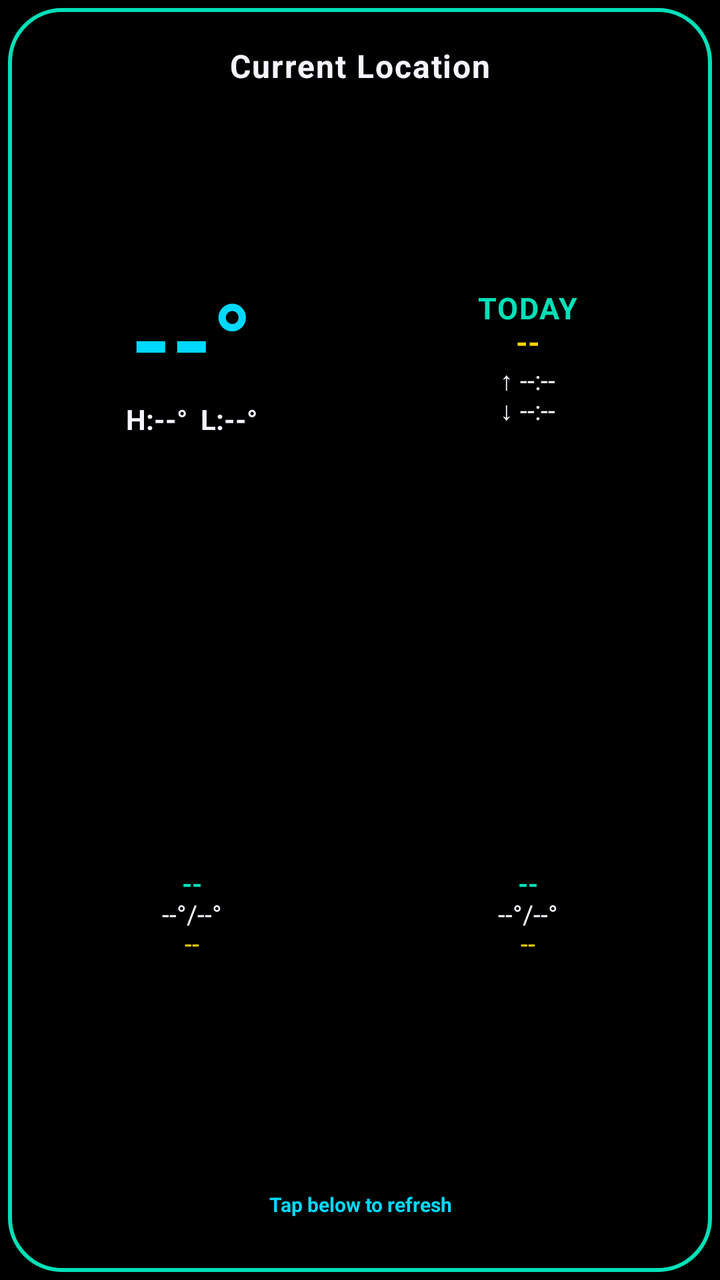
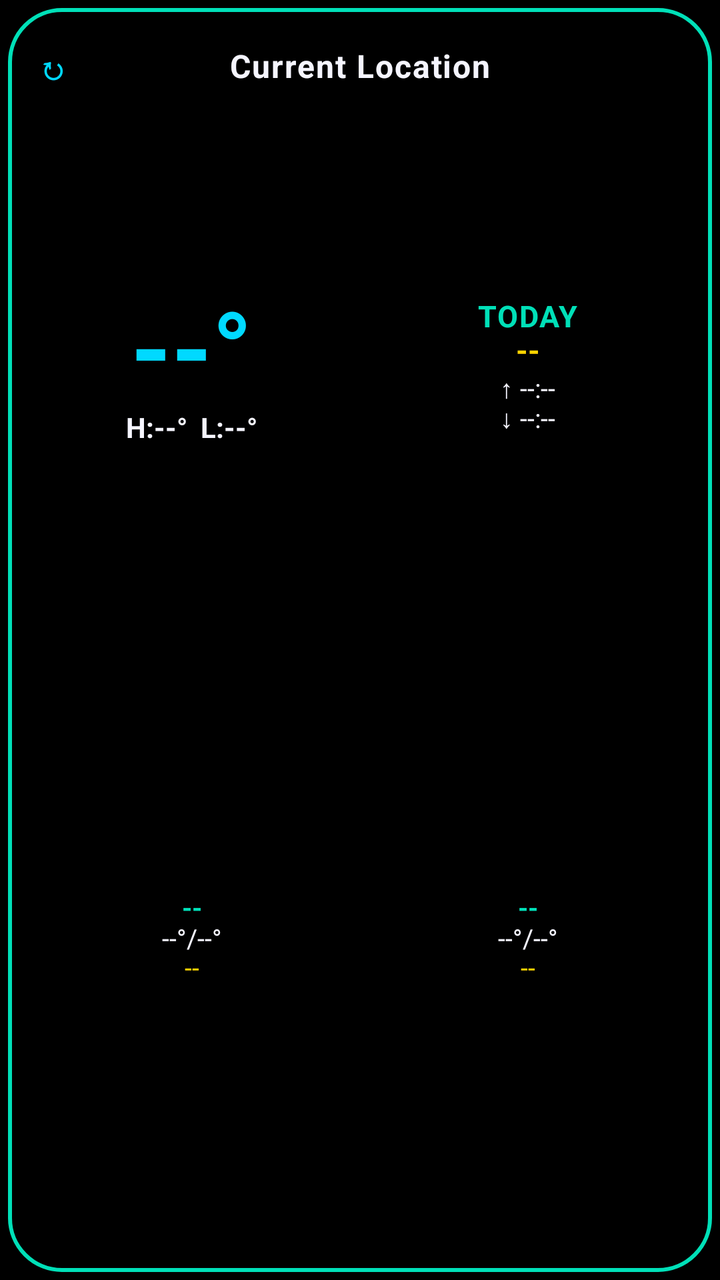

Screens rendered from an Android XML layout before and after an edit, with the pre-edit source and the edit as a unified diff.
<!-- AndroidManifest.xml: application theme Theme.WeatherWidget -->
<!-- res/layout/widget_weather.xml -->
<?xml version="1.0" encoding="utf-8"?>
<LinearLayout xmlns:android="http://schemas.android.com/apk/res/android"
    android:id="@+id/weatherWidgetRoot"
    android:layout_width="match_parent"
    android:layout_height="match_parent"
    android:orientation="vertical"
    android:background="@drawable/widget_background_r26_inset"
    android:paddingTop="24dp"
    android:paddingBottom="16dp"
    android:paddingStart="16dp"
    android:paddingEnd="16dp">

    
    <TextView
        android:id="@+id/cityText"
        android:layout_width="match_parent"
        android:layout_height="wrap_content"
        android:gravity="center"
        android:includeFontPadding="false"
        android:textColor="@color/retro_white"
        android:textStyle="bold"
        android:letterSpacing="0.04"
        android:maxLines="1"
        android:ellipsize="end"
        android:textSize="16sp"
        android:text="@string/current_location" />

    
    <LinearLayout
        android:id="@+id/topRow"
        android:layout_width="match_parent"
        android:layout_height="0dp"
        android:layout_weight="1"
        android:orientation="horizontal"
        android:baselineAligned="false"
        android:layout_marginTop="2dp">

        
        <LinearLayout
            android:layout_width="0dp"
            android:layout_weight="1"
            android:layout_height="match_parent"
            android:layout_marginEnd="4dp"
            android:orientation="vertical"
            android:gravity="center">

            <TextView
                android:id="@+id/tempText"
                android:layout_width="wrap_content"
                android:layout_height="wrap_content"
                android:includeFontPadding="false"
                android:textColor="@color/retro_cyan"
                android:textSize="52sp"
                android:textStyle="bold"
                android:text="--°" />

            <TextView
                android:id="@+id/todayHighLowText"
                android:layout_width="wrap_content"
                android:layout_height="wrap_content"
                android:includeFontPadding="false"
                android:textColor="@color/retro_white"
                android:textSize="14sp"
                android:textStyle="bold"
                android:maxLines="1"
                android:ellipsize="end"
                android:text="H:--°  L:--°" />

        </LinearLayout>

        
        <LinearLayout
            android:layout_width="0dp"
            android:layout_weight="1"
            android:layout_height="match_parent"
            android:layout_marginStart="4dp"
            android:orientation="vertical"
            android:gravity="center">

            <TextView
                android:id="@+id/todayLabelText"
                android:layout_width="wrap_content"
                android:layout_height="wrap_content"
                android:includeFontPadding="false"
                android:textColor="@color/retro_teal"
                android:textSize="15sp"
                android:textStyle="bold"
                android:letterSpacing="0.04"
                android:maxLines="1"
                android:ellipsize="end"
                android:text="@string/widget_today_label" />

            
            <TextView
                android:id="@+id/conditionText"
                android:layout_width="wrap_content"
                android:layout_height="wrap_content"
                android:layout_marginTop="-3dp"
                android:textColor="@color/retro_yellow"
                android:textSize="15sp"
                android:textStyle="bold"
                android:maxLines="1"
                android:ellipsize="end"
                android:text="--" />

            
            <LinearLayout
                android:id="@+id/sunRow"
                android:layout_width="wrap_content"
                android:layout_height="wrap_content"
                android:orientation="vertical"
                android:gravity="center">

                <TextView
                    android:id="@+id/sunriseText"
                    android:layout_width="wrap_content"
                    android:layout_height="wrap_content"
                    android:includeFontPadding="false"
                    android:textColor="@color/retro_white"
                    android:textSize="13sp"
                    android:maxLines="1"
                    android:ellipsize="end"
                    android:text="↑ --:--" />

                <TextView
                    android:id="@+id/sunsetText"
                    android:layout_width="wrap_content"
                    android:layout_height="wrap_content"
                    android:layout_marginTop="-3dp"
                    android:includeFontPadding="false"
                    android:textColor="@color/retro_white"
                    android:textSize="13sp"
                    android:maxLines="1"
                    android:ellipsize="end"
                    android:text="↓ --:--" />

            </LinearLayout>

        </LinearLayout>

    </LinearLayout>

    
    <LinearLayout
        android:id="@+id/forecastRow"
        android:layout_width="match_parent"
        android:layout_height="0dp"
        android:layout_weight="1"
        android:layout_marginTop="8dp"
        android:orientation="horizontal">

        <LinearLayout
            android:layout_width="0dp"
            android:layout_weight="1"
            android:layout_height="match_parent"
            android:layout_marginEnd="4dp"
            android:orientation="vertical"
            android:gravity="center">

            <TextView
                android:id="@+id/forecast1Day"
                android:layout_width="wrap_content"
                android:layout_height="wrap_content"
                android:includeFontPadding="false"
                android:textColor="@color/retro_teal"
                android:textStyle="bold"
                android:textSize="13sp"
                android:text="--" />

            <TextView
                android:id="@+id/forecast1HighLow"
                android:layout_width="wrap_content"
                android:layout_height="wrap_content"
                android:includeFontPadding="false"
                android:textColor="@color/retro_white"
                android:textSize="13sp"
                android:text="--°/--°" />

            
            <TextView
                android:id="@+id/forecast1Condition"
                android:layout_width="wrap_content"
                android:layout_height="wrap_content"
                android:layout_marginTop="-3dp"
                android:textColor="@color/retro_yellow"
                android:textSize="13sp"
                android:text="--" />

        </LinearLayout>

        <LinearLayout
            android:layout_width="0dp"
            android:layout_weight="1"
            android:layout_height="match_parent"
            android:layout_marginStart="4dp"
            android:orientation="vertical"
            android:gravity="center">

            <TextView
                android:id="@+id/forecast2Day"
                android:layout_width="wrap_content"
                android:layout_height="wrap_content"
                android:includeFontPadding="false"
                android:textColor="@color/retro_teal"
                android:textStyle="bold"
                android:textSize="13sp"
                android:text="--" />

            <TextView
                android:id="@+id/forecast2HighLow"
                android:layout_width="wrap_content"
                android:layout_height="wrap_content"
                android:includeFontPadding="false"
                android:textColor="@color/retro_white"
                android:textSize="13sp"
                android:text="--°/--°" />

            
            <TextView
                android:id="@+id/forecast2Condition"
                android:layout_width="wrap_content"
                android:layout_height="wrap_content"
                android:layout_marginTop="-3dp"
                android:textColor="@color/retro_yellow"
                android:textSize="13sp"
                android:text="--" />

        </LinearLayout>

    </LinearLayout>

    
    <FrameLayout
        android:id="@+id/refreshArea"
        android:layout_width="match_parent"
        android:layout_height="wrap_content"
        android:layout_marginTop="2dp"
        android:paddingTop="2dp"
        android:paddingBottom="2dp">

    
    <LinearLayout
        android:id="@+id/refreshLines"
        android:layout_width="match_parent"
        android:layout_height="wrap_content"
        android:orientation="vertical">

    <TextView
        android:id="@+id/tapRefreshText"
        android:layout_width="match_parent"
        android:layout_height="wrap_content"
        android:includeFontPadding="false"
        android:gravity="center"
        android:textColor="@color/retro_cyan"
        android:textStyle="bold"
        android:textSize="10sp"
        android:maxLines="1"
        android:text="@string/widget_tap_refresh" />

    
    <TextView
        android:id="@+id/updatedText"
        android:layout_width="match_parent"
        android:layout_height="wrap_content"
        android:layout_marginTop="2dp"
        android:includeFontPadding="false"
        android:gravity="center"
        android:textColor="@color/retro_white_dim"
        android:textSize="10sp"
        android:maxLines="1"
        android:ellipsize="end"
        android:text="" />
    </LinearLayout>

    <TextView
        android:id="@+id/updatingText"
        android:layout_width="match_parent"
        android:layout_height="match_parent"
        android:includeFontPadding="false"
        android:gravity="center"
        android:textColor="@color/retro_cyan"
        android:textStyle="bold"
        android:textSize="15sp"
        android:maxLines="1"
        android:text="@string/widget_loading"
        android:visibility="gone" />
    </FrameLayout>

</LinearLayout>
<!-- resources referenced by this layout -->
<resources>
  <color name="retro_cyan">#00D9FF</color>
  <color name="retro_teal">#00E0B8</color>
  <color name="retro_white">#F5F5FF</color>
  <color name="retro_white_dim">#8C8C99</color>
  <color name="retro_yellow">#FFD400</color>
  <!-- drawable widget_background_r26_inset (drawable) -->
  <?xml version="1.0" encoding="utf-8"?>
  <layer-list xmlns:android="http://schemas.android.com/apk/res/android">
      <item
          android:drawable="@drawable/widget_background_r26"
          android:left="4dp"
          android:top="4dp"
          android:right="4dp"
          android:bottom="4dp" />
  </layer-list>
  <string name="current_location">Current Location</string>
  <string name="widget_loading">Updating…</string>
  <string name="widget_tap_refresh">Tap below to refresh</string>
  <string name="widget_today_label">TODAY</string>
  <style name="Theme.WeatherWidget" parent="Theme.MaterialComponents.NoActionBar">
          <item name="colorPrimary">@color/retro_teal</item>
          <item name="colorPrimaryDark">@color/black</item>
          <item name="colorAccent">@color/retro_cyan</item>
          <item name="android:windowBackground">@color/black</item>
          <item name="android:textColorPrimary">@color/retro_white</item>
          <item name="android:textColorSecondary">@color/retro_white</item>
      </style>
  <!-- drawable widget_background_r26 (drawable) -->
  <?xml version="1.0" encoding="utf-8"?>
  <layer-list xmlns:android="http://schemas.android.com/apk/res/android">
      <item>
          <shape android:shape="rectangle">
              <solid android:color="@color/black" />
              <corners android:radius="26dp" />
          </shape>
      </item>
      <item>
          <shape android:shape="rectangle">
              <stroke
                  android:width="2dp"
                  android:color="@color/retro_teal" />
              <corners android:radius="26dp" />
          </shape>
      </item>
  </layer-list>
  <color name="black">#000000</color>
</resources>

<!-- the commit's change to res/layout/widget_weather.xml (unified diff, before → after) -->
@@ -11,19 +11,40 @@
     android:paddingEnd="16dp">
 
     
-    <TextView
-        android:id="@+id/cityText"
-        android:layout_width="match_parent"
-        android:layout_height="wrap_content"
-        android:gravity="center"
-        android:includeFontPadding="false"
-        android:textColor="@color/retro_white"
-        android:textStyle="bold"
-        android:letterSpacing="0.04"
-        android:maxLines="1"
-        android:ellipsize="end"
-        android:textSize="16sp"
-        android:text="@string/current_location" />
+    <FrameLayout
+        android:id="@+id/headerRow"
+        android:layout_width="match_parent"
+        android:layout_height="wrap_content">
+
+        <TextView
+            android:id="@+id/cityText"
+            android:layout_width="match_parent"
+            android:layout_height="wrap_content"
+            android:gravity="center"
+            android:includeFontPadding="false"
+            android:textColor="@color/retro_white"
+            android:textStyle="bold"
+            android:letterSpacing="0.04"
+            android:maxLines="1"
+            android:ellipsize="end"
+            android:textSize="16sp"
+            android:text="@string/current_location" />
+
+        <TextView
+            android:id="@+id/refreshIcon"
+            android:layout_width="36dp"
+            android:layout_height="32dp"
+            android:layout_gravity="start|center_vertical"
+            android:layout_marginTop="-8dp"
+            android:layout_marginBottom="-8dp"
+            android:layout_marginStart="-8dp"
+            android:gravity="center"
+            android:includeFontPadding="false"
+            android:textColor="@color/retro_cyan"
+            android:textStyle="bold"
+            android:textSize="16sp"
+            android:text="↻" />
+    </FrameLayout>
 
     
     <LinearLayout
@@ -230,39 +251,11 @@
     </LinearLayout>
 
     
-    <FrameLayout
-        android:id="@+id/refreshArea"
-        android:layout_width="match_parent"
-        android:layout_height="wrap_content"
-        android:layout_marginTop="2dp"
-        android:paddingTop="2dp"
-        android:paddingBottom="2dp">
-
-    
-    <LinearLayout
-        android:id="@+id/refreshLines"
-        android:layout_width="match_parent"
-        android:layout_height="wrap_content"
-        android:orientation="vertical">
-
-    <TextView
-        android:id="@+id/tapRefreshText"
-        android:layout_width="match_parent"
-        android:layout_height="wrap_content"
-        android:includeFontPadding="false"
-        android:gravity="center"
-        android:textColor="@color/retro_cyan"
-        android:textStyle="bold"
-        android:textSize="10sp"
-        android:maxLines="1"
-        android:text="@string/widget_tap_refresh" />
-
-    
     <TextView
         android:id="@+id/updatedText"
         android:layout_width="match_parent"
         android:layout_height="wrap_content"
-        android:layout_marginTop="2dp"
+        android:layout_marginTop="4dp"
         android:includeFontPadding="false"
         android:gravity="center"
         android:textColor="@color/retro_white_dim"
@@ -270,20 +263,5 @@
         android:maxLines="1"
         android:ellipsize="end"
         android:text="" />
-    </LinearLayout>
-
-    <TextView
-        android:id="@+id/updatingText"
-        android:layout_width="match_parent"
-        android:layout_height="match_parent"
-        android:includeFontPadding="false"
-        android:gravity="center"
-        android:textColor="@color/retro_cyan"
-        android:textStyle="bold"
-        android:textSize="15sp"
-        android:maxLines="1"
-        android:text="@string/widget_loading"
-        android:visibility="gone" />
-    </FrameLayout>
 
 </LinearLayout>
<!-- resource entries referenced after the edit -->
@@ -16,8 +16,6 @@
           android:bottom="4dp" />
   </layer-list>
   <string name="current_location">Current Location</string>
-  <string name="widget_loading">Updating…</string>
-  <string name="widget_tap_refresh">Tap below to refresh</string>
   <string name="widget_today_label">TODAY</string>
   <style name="Theme.WeatherWidget" parent="Theme.MaterialComponents.NoActionBar">
           <item name="colorPrimary">@color/retro_teal</item>
